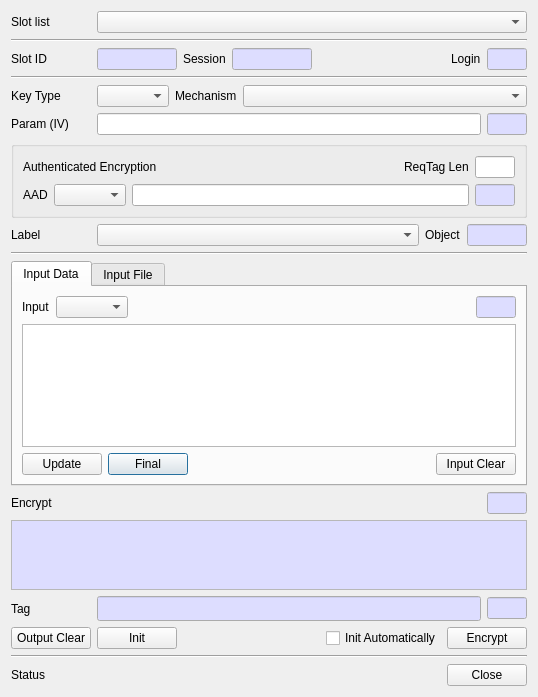
jykim74/CryptokiMan, file CryptokiMan/encrypt_dlg.ui: the form before one commit.
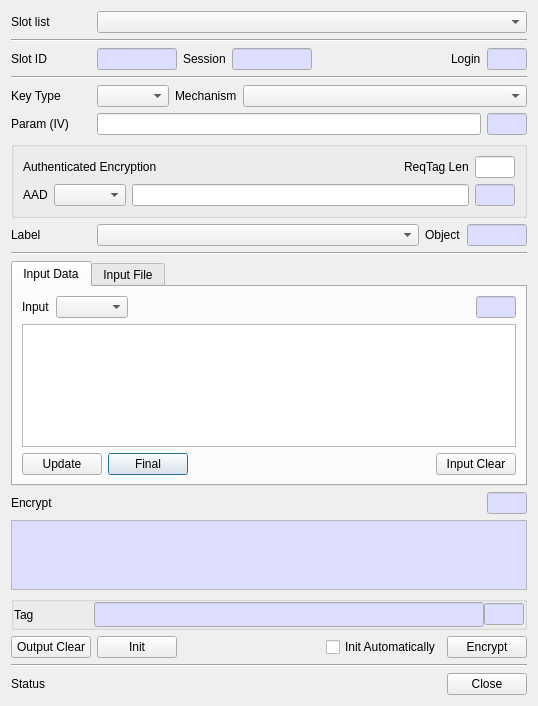
The form after the commit.

Commit message: AES GCM Encrypt/Decrypt 지원

Diff of the .ui file:
```diff
--- a/CryptokiMan/encrypt_dlg.ui
+++ b/CryptokiMan/encrypt_dlg.ui
@@ -1463,10 +1463,53 @@
     </widget>
    </item>
    <item>
-    <layout class="QGridLayout" name="gridLayout_17">
+    <widget class="QGroupBox" name="mAE2Group">
+     <property name="minimumSize">
+      <size>
+       <width>0</width>
+       <height>0</height>
+      </size>
+     </property>
+     <property name="title">
+      <string/>
+     </property>
+     <layout class="QVBoxLayout" name="verticalLayout_5">
+      <property name="spacing">
+       <number>0</number>
+      </property>
+      <property name="leftMargin">
+       <number>0</number>
+      </property>
      <property name="topMargin">
       <number>0</number>
      </property>
+      <property name="rightMargin">
+       <number>0</number>
+      </property>
+      <property name="bottomMargin">
+       <number>0</number>
+      </property>
+      <item>
+       <layout class="QGridLayout" name="gridLayout_21">
+        <item row="0" column="0">
+         <widget class="QLabel" name="mTagLabel">
+          <property name="minimumSize">
+           <size>
+            <width>80</width>
+            <height>0</height>
+           </size>
+          </property>
+          <property name="maximumSize">
+           <size>
+            <width>80</width>
+            <height>16777215</height>
+           </size>
+          </property>
+          <property name="text">
+           <string>Tag</string>
+          </property>
+         </widget>
+        </item>
      <item row="0" column="1">
       <widget class="QLineEdit" name="mTagText">
        <property name="palette">
@@ -1516,25 +1559,6 @@
        </property>
       </widget>
      </item>
-     <item row="0" column="0">
-      <widget class="QLabel" name="mTagLabel">
-       <property name="minimumSize">
-        <size>
-         <width>80</width>
-         <height>0</height>
-        </size>
-       </property>
-       <property name="maximumSize">
-        <size>
-         <width>80</width>
-         <height>16777215</height>
-        </size>
-       </property>
-       <property name="text">
-        <string>Tag</string>
-       </property>
-      </widget>
-     </item>
      <item row="0" column="2">
       <widget class="QLineEdit" name="mTagLenText">
        <property name="minimumSize">
@@ -1592,6 +1616,9 @@
       </widget>
      </item>
     </layout>
+      </item>
+     </layout>
+    </widget>
    </item>
    <item>
     <layout class="QHBoxLayout" name="horizontalLayout_2">
```
Lines whose indentation alone changed are shown as unchanged. The commit also changes 5 other files.
